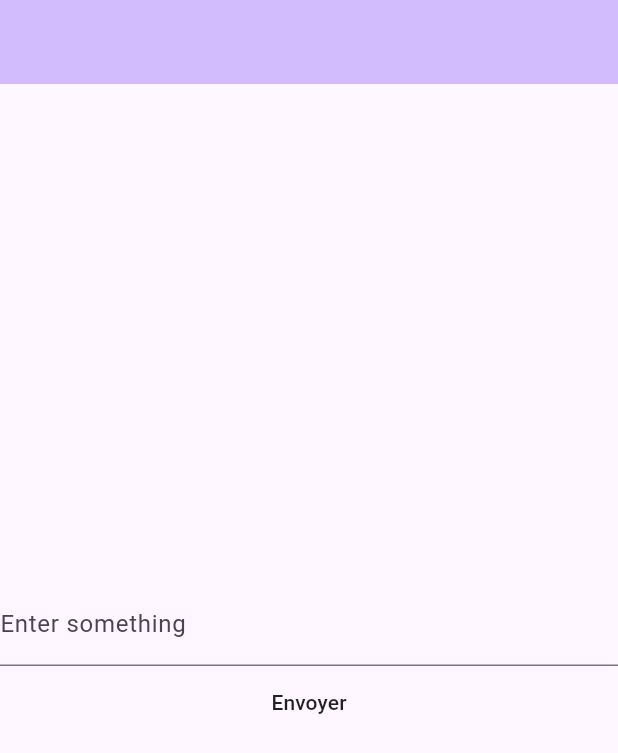
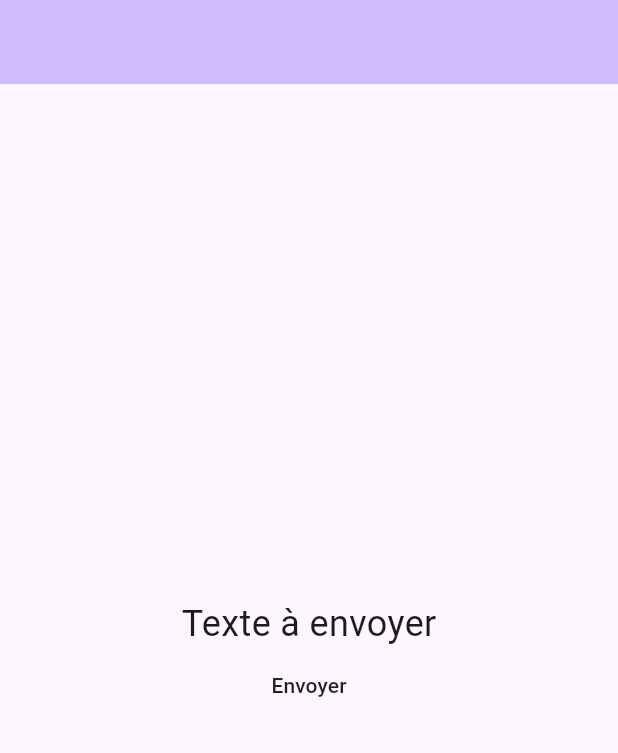
Before and after one commit to 6224745/5N6, a Flutter app: the screen it shows after launch, on a phone screen of 412 x 824 dp. Shown: the top 753 px of the screen. Run offline on Flutter 3.47's test engine with Material 3 defaults, Android fonts, the light colour scheme and no system bars.

Commit message:
Exercice liste_nav et amélioration de Exercice simple_nav

```diff
--- a/liste_nav/lib/main.dart
+++ b/liste_nav/lib/main.dart
@@ -1,5 +1,5 @@
 import 'package:flutter/material.dart';
-import 'detailObjet.dart';
+import 'detail_objet.dart';
 
 void main() {
   runApp(const MyApp());
@@ -16,7 +16,7 @@ class MyApp extends StatelessWidget {
       theme: ThemeData(
         colorScheme: ColorScheme.fromSeed(seedColor: Colors.deepPurple),
       ),
-      home: const MyHomePage(title: 'Flutter Demo Home Page'),
+      home: const MyHomePage(title: ''),
     );
   }
 }
@@ -24,14 +24,38 @@ class MyApp extends StatelessWidget {
 class MyHomePage extends StatefulWidget {
   const MyHomePage({super.key, required this.title});
 
+
+
   final String title;
 
   @override
   State<MyHomePage> createState() => _MyHomePageState();
 }
 
+class TrucElement {
+  late int id;
+  late String name;
+}
+
 class _MyHomePageState extends State<MyHomePage> {
 
+  List<TrucElement> listeTrucs = [
+    TrucElement()
+      ..id = 1
+      ..name = 'Truc 1',
+    TrucElement()
+      ..id = 2
+      ..name = 'Truc 2',
+    TrucElement()
+      ..id = 3
+      ..name = 'Truc 3',
+    TrucElement()
+      ..id = 4
+      ..name = 'Truc 4',
+    TrucElement()
+      ..id = 5
+      ..name = 'Truc 5',
+  ];
   @override
   Widget build(BuildContext context) {
 
@@ -41,12 +65,23 @@ class _MyHomePageState extends State<MyHomePage> {
         title: Text(widget.title),
       ),
       body: Center(
-        child: Column(
-          mainAxisAlignment: MainAxisAlignment.center,
-          children: <Widget>[
-          ],
-        ),
-      ),
+          child: ListView.builder(
+            itemCount: listeTrucs.length,
+            itemBuilder: (context, index) {
+              return ListTile(title: Text('ID = ${listeTrucs[index].id}'),
+                subtitle: Text('Nom = ${listeTrucs[index].name}'),
+                onTap: () {
+                  Navigator.push(
+                    context,
+                    MaterialPageRoute(builder: (context) => DetailObjet(
+                      truc: listeTrucs[index])
+                    ),
+                  );
+                },
+              );
+            },
+          )
+      )
     );
   }
 }
--- a/simple_nav/lib/main.dart
+++ b/simple_nav/lib/main.dart
@@ -31,7 +31,7 @@ class MyHomePage extends StatefulWidget {
 }
 
 class _MyHomePageState extends State<MyHomePage> {
-  final TextEditingController _controller = TextEditingController();
+  final String _text = 'Texte à envoyer';
   @override
   Widget build(BuildContext context) {
     return Scaffold(
@@ -44,18 +44,15 @@ class _MyHomePageState extends State<MyHomePage> {
         child: Column(
           mainAxisAlignment: MainAxisAlignment.center,
           children: <Widget>[
-            TextField(
-              controller: _controller,
-              decoration: const InputDecoration(
-                labelText: 'Enter something',
-              ),
+            Text(
+              _text, style: TextStyle(fontSize: 24),
             ),
             MaterialButton(
                 onPressed: (){
                   Navigator.push(
                     context,
                     MaterialPageRoute(builder: (context) => SecondPage(
-                      text: _controller.text,
+                      text: _text,
                     ),
                     ),
                   );
```
Also changed, not shown: liste_nav/lib/detail_objet.dart (added, +39 -0 lines), simple_nav/lib/secondPage.dart (+13 -4 lines), liste_nav/lib/detailObjet.dart (deleted).
